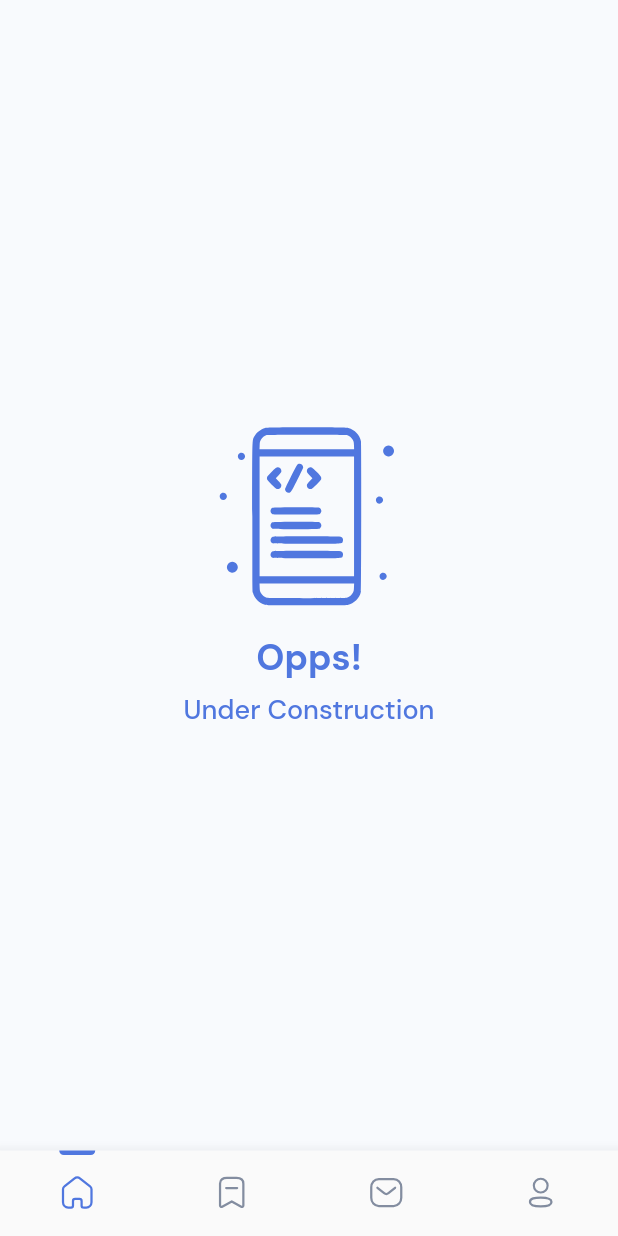
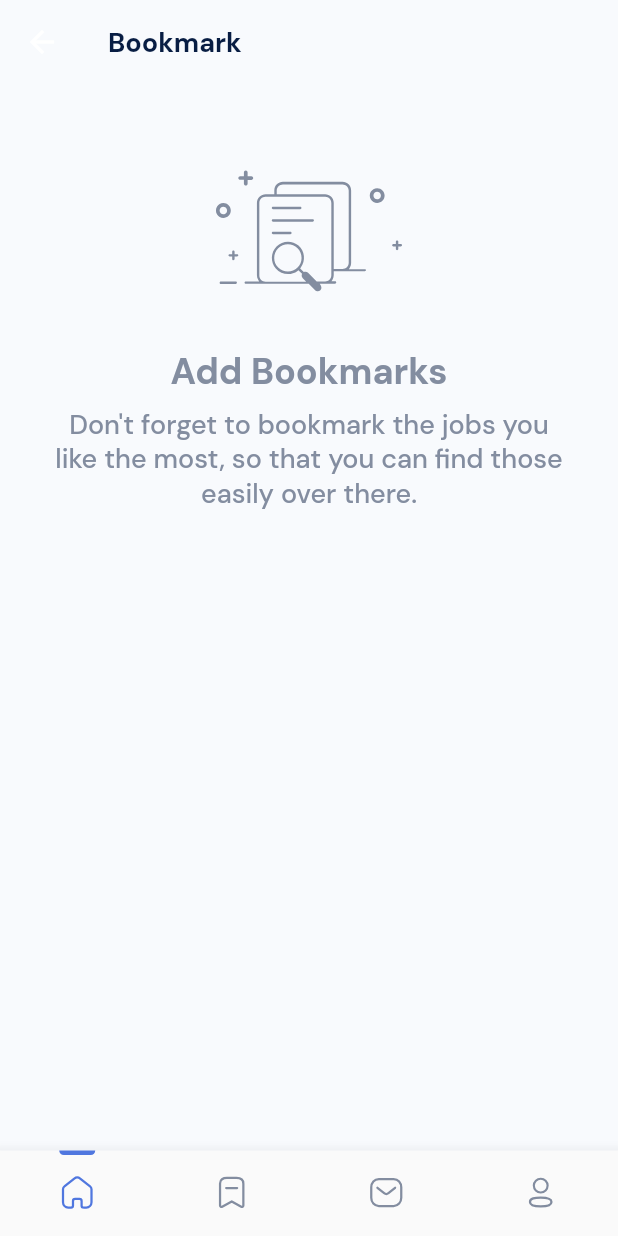
Before and after one commit to dimas-nur/flutter_job_seeker, a Flutter app: the HomeBasePage screen opened directly, swiped to page 2, on a phone screen of 412 x 824 dp. Run offline on Flutter 3.47's test engine with Material 2 defaults, Android fonts, the phone set to English and light mode, and no system bars; our stand-ins replace equatable, flutter_svg, google_fonts; network calls fail.

Commit message:
create bookmark page

```diff
--- /dev/null
+++ b/lib/bookmark/bookmark.dart
@@ -0,0 +1 @@
+export 'bookmark_page.dart';
--- /dev/null
+++ b/lib/bookmark/bookmark_page.dart
@@ -0,0 +1,133 @@
+import 'package:flutter/material.dart';
+import 'package:flutter_svg/flutter_svg.dart';
+import 'package:provider/provider.dart';
+
+import '../core/core.dart';
+import '../detail/detail.dart';
+import '../home/home.dart';
+
+class BookmarkPage extends StatefulWidget {
+  const BookmarkPage({Key? key}) : super(key: key);
+
+  @override
+  _BookmarkPageState createState() => _BookmarkPageState();
+}
+
+class _BookmarkPageState extends State<BookmarkPage> {
+  @override
+  Widget build(BuildContext context) {
+    final _theme = Theme.of(context);
+
+    return Scaffold(
+      appBar: AppBar(
+        title: Text(
+          AppStrings.bookmarkTittle,
+          style: _theme.textTheme.bodyText1?.copyWith(
+            fontSize: 18,
+            fontWeight: FontWeight.bold,
+          ),
+          overflow: TextOverflow.ellipsis,
+          textAlign: TextAlign.center,
+        ),
+        elevation: 0,
+        backgroundColor: Colors.transparent,
+      ),
+      body: ScrollConfiguration(
+        behavior: const ScrollBehavior().copyWith(
+          overscroll: false,
+        ),
+        child: CustomScrollView(
+          slivers: [
+            Consumer<JobProvider>(
+              builder: (_, value, child) {
+                final _jobs =
+                    value.jobs.where((job) => job.isBookmarked).toList();
+
+                if (_jobs.isNotEmpty) {
+                  return SliverPadding(
+                    padding: const EdgeInsets.fromLTRB(24, 16, 24, 24),
+                    sliver: SliverGrid(
+                      delegate: SliverChildBuilderDelegate(
+                        (_, index) {
+                          final job = _jobs[index];
+
+                          return ItemJobPopular(
+                            job: job,
+                            onTap: () {
+                              Navigator.push(
+                                context,
+                                MaterialPageRoute(
+                                  builder: (context) {
+                                    return DetailPage(
+                                      jobId: job.id,
+                                    );
+                                  },
+                                ),
+                              );
+                            },
+                          );
+                        },
+                        childCount: _jobs.length,
+                      ),
+                      gridDelegate:
+                          const SliverGridDelegateWithMaxCrossAxisExtent(
+                        maxCrossAxisExtent: 400,
+                        mainAxisSpacing: 16,
+                        crossAxisSpacing: 16,
+                        mainAxisExtent: 148,
+                      ),
+                    ),
+                  );
+                } else {
+                  return SliverPadding(
+                    padding: const EdgeInsets.all(36),
+                    sliver: SliverToBoxAdapter(
+                      child: Column(
+                        mainAxisSize: MainAxisSize.min,
+                        children: [
+                          Flexible(
+                            child: SvgPicture.asset(
+                              AppIllustrations.illResult,
+                              // width: 124,
+                              height: 124,
+                              color: AppColors.grey,
+                            ),
+                          ),
+                          const SizedBox(
+                            height: 16,
+                          ),
+                          Flexible(
+                            child: Text(
+                              AppStrings.emptyBookmarkTitle,
+                              style: _theme.textTheme.headline5?.copyWith(
+                                fontWeight: FontWeight.bold,
+                                color: AppColors.grey,
+                              ),
+                            ),
+                          ),
+                          const SizedBox(
+                            height: 8,
+                          ),
+                          Flexible(
+                            child: Text(
+                              AppStrings.emptyBookmarkDescription,
+                              style: _theme.textTheme.bodyText1?.copyWith(
+                                fontSize: 18,
+                                color: AppColors.grey,
+                              ),
+                              textAlign: TextAlign.center,
+                            ),
+                          ),
+                        ],
+                      ),
+                    ),
+                  );
+                }
+              },
+            ),
+          ],
+        ),
+      ),
+    );
+  }
+}
--- a/lib/core/constant/assets.dart
+++ b/lib/core/constant/assets.dart
@@ -5,6 +5,7 @@ class AppIllustrations {
 
   static const illIntro = '$_illustrations/ill_intro_mobile.svg';
   static const illDevelopment = '$_illustrations/ill_development.svg';
+  static const illResult = '$_illustrations/ill_result.svg';
 }
 
 class AppIcons {
--- a/lib/core/constant/strings.dart
+++ b/lib/core/constant/strings.dart
@@ -13,9 +13,18 @@ class AppStrings {
   /* Detail Page */
   static const detailTittle = 'Job detail';
 
-  /* Under Development Screen */
+  /* Bookmark Page */
+  static const bookmarkTittle = 'Bookmark';
+
+  /* Placeholder */
   static const underDevelopmentTitle = 'Opps!';
   static const underDevelopmentDescription = 'Under Construction';
+  static const emptyResultTitle = 'Opps!';
+  static const emptyResultDescription =
+      'We couldn’t find results for your search';
+  static const emptyBookmarkTitle = 'Add Bookmarks';
+  static const emptyBookmarkDescription =
+      "Don't forget to bookmark the jobs you like the most, so that you can find those easily over there.";
 
   /* Other */
   static const dialogUnderDevelopment =
--- a/lib/core/presentation/pages/home_base_page.dart
+++ b/lib/core/presentation/pages/home_base_page.dart
@@ -1,4 +1,5 @@
 import 'package:flutter/material.dart';
+import 'package:flutter_job_seeker/bookmark/bookmark_page.dart';
 import 'package:flutter_job_seeker/core/core.dart';
 import 'package:flutter_job_seeker/home/presentation/page/home_page.dart';
 import 'package:flutter_svg/flutter_svg.dart';
@@ -45,7 +46,7 @@ class _HomeBasePageState extends State<HomeBasePage>
               controller: _pageController,
               children: const [
                 HomePage(),
-                UnderDevelopmentScreen(),
+                BookmarkPage(),
                 UnderDevelopmentScreen(),
                 UnderDevelopmentScreen(),
               ],
--- a/lib/core/presentation/presentation.dart
+++ b/lib/core/presentation/presentation.dart
@@ -1,3 +1,4 @@
 export 'pages/pages.dart';
+export 'provider/provider.dart';
 export 'screens/screens.dart';
 export 'widgets/widgets.dart';
--- /dev/null
+++ b/lib/core/presentation/provider/provider.dart
@@ -0,0 +1 @@
+export 'job_provider.dart';
--- a/lib/detail/presentation/pages/detail_page.dart
+++ b/lib/detail/presentation/pages/detail_page.dart
@@ -115,7 +115,8 @@ class _DetailPageState extends State<DetailPage>
                 Provider.of<JobProvider>(context, listen: false)
                     .bookmark(widget.jobId);
               },
-              backgroundColor: jobEntity.isBookmarked ? Colors.redAccent : null,
+              backgroundColor:
+                  jobEntity.isBookmarked ? AppColors.primary : null,
               icon: SvgPicture.asset(
                 AppIcons.icBookmark,
                 width: 24,
```
Also changed, not shown: lib/home/presentation/page/home_page.dart (+48 -0 lines), assets/illustrations/ill_result.svg (added).
